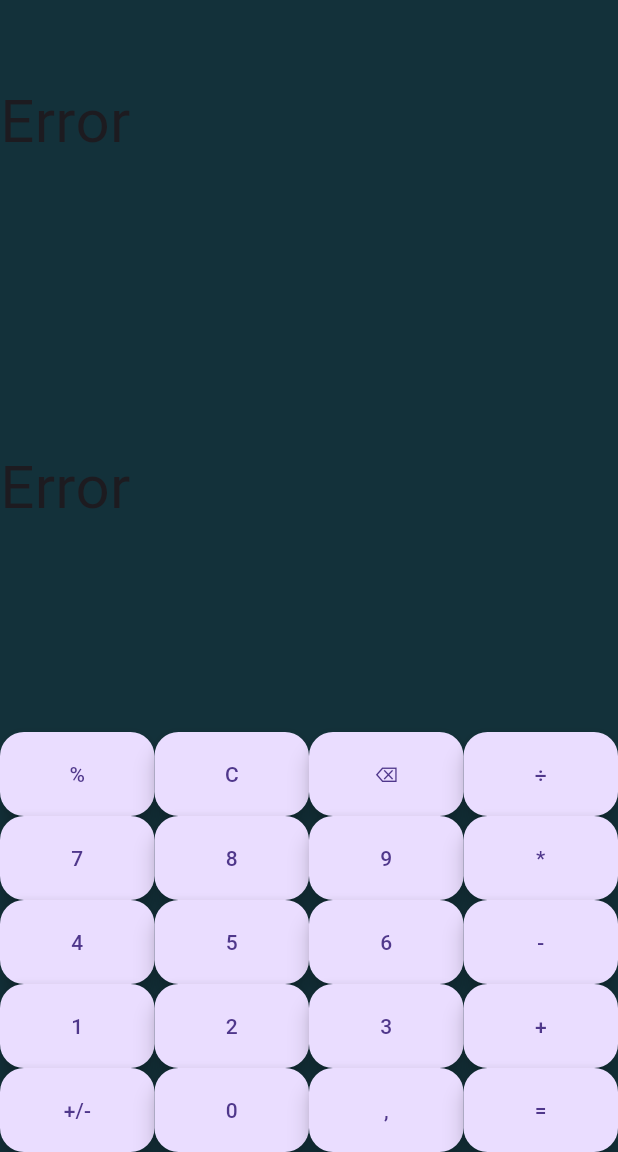
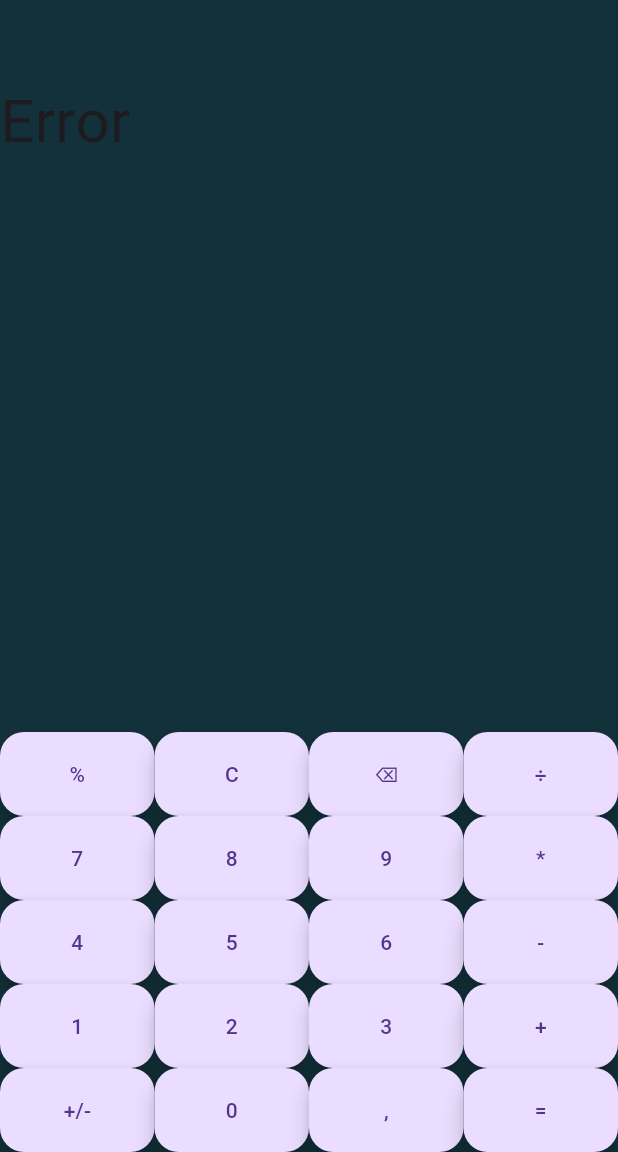
Before and after one commit to gabizayas14/Calculadora, a Flutter app: the screen it shows after launch, after a tap on an icon or button, on a phone screen of 412 x 824 dp, the part 84-1236 px from its top. Run offline on Flutter 3.47's test engine with Material 3 defaults, Android fonts, the phone set to English and light mode, and no system bars; our stand-ins replace math_expressions.

Commit message:
He cambiado el segundo expanded para que muestre solo el resultado de la operación

```diff
--- a/calculadora/lib/screens/home_screen.dart
+++ b/calculadora/lib/screens/home_screen.dart
@@ -13,6 +13,7 @@ class _HomeScreenState extends State<HomeScreen> {
   final calculadora = LogicaCalculadora();
 
   String expression = '';
+  String resultado = '';
 
   void agregarNumero(String numero) {
     expression = expression + numero;
@@ -40,7 +41,7 @@ class _HomeScreenState extends State<HomeScreen> {
 
   void calcular() {
     setState(() {
-      expression = calculadora.calcular(expression);
+      resultado = calculadora.calcular(expression);
     });
   }
 
@@ -89,7 +90,7 @@ class _HomeScreenState extends State<HomeScreen> {
             child: Row(
               children: [
                 Expanded(
-                  child: Text(expression, style: tamano40),
+                  child: Text(resultado, style: tamano40),
                 )
               ],
             ),
```
